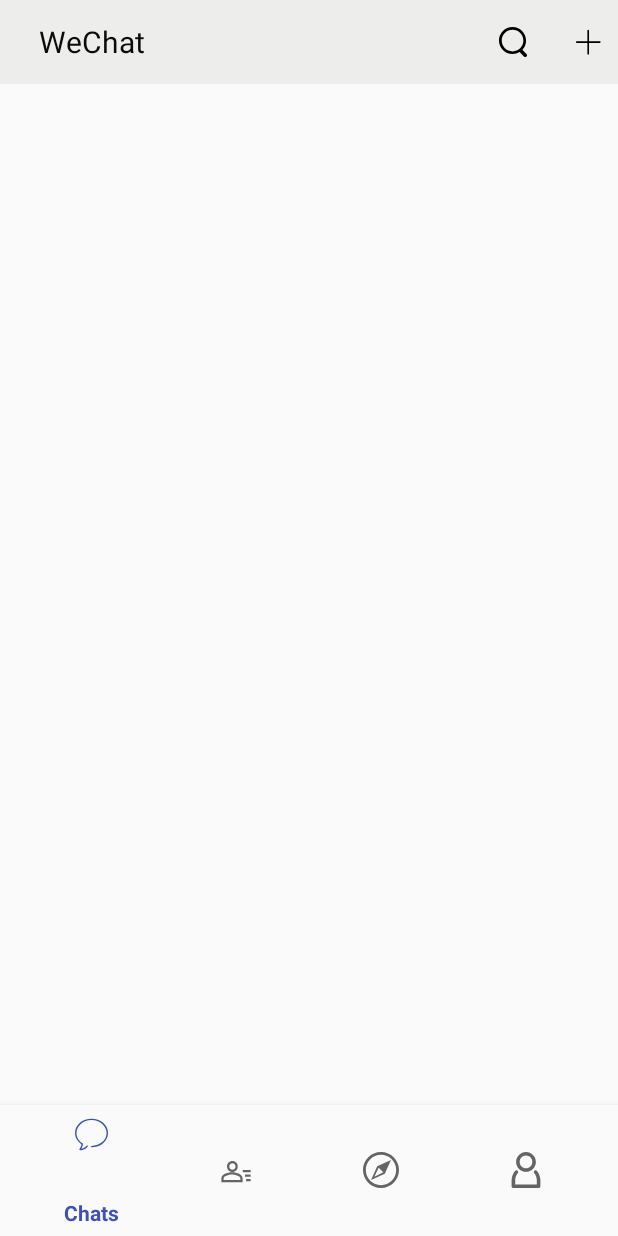
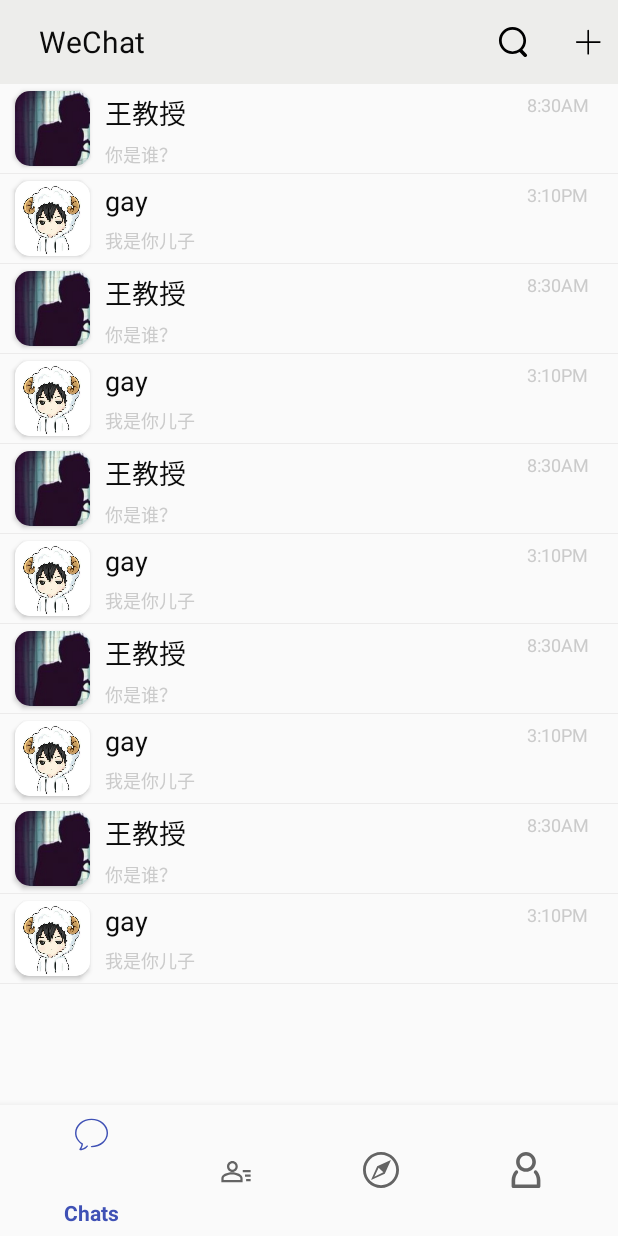
Before and after one commit to Wprofessor/WeChat, an Android app: the Chatsfragment screen opened directly, with no data from a screen before it, on a phone screen of 412 x 824 dp. Run offline under Robolectric (Android 15) with nearby library versions, the light colour scheme and no system bars; 4 statements that could not run were skipped.

Commit message:
Wprofessor commit.

```diff
--- /dev/null
+++ b/app/src/main/java/com/example/ewew/wechat/ChatsAdapter.java
@@ -0,0 +1,40 @@
+package com.example.ewew.wechat;
+
+import android.content.Context;
+import android.support.annotation.NonNull;
+import android.support.v7.widget.RecyclerView;
+import android.view.LayoutInflater;
+import android.view.View;
+import android.view.ViewGroup;
+
+import java.util.List;
+
+public class ChatsAdapter extends RecyclerView.Adapter<Chats_Holder> {
+
+    private List<Chats_Recycle> chats_recycles;
+    private Context context;
+
+    //构造器
+    public ChatsAdapter(List<Chats_Recycle> chats_recycles, Context context) {
+        this.chats_recycles = chats_recycles;
+        this.context = context;
+    }
+
+    @NonNull
+    @Override
+    public Chats_Holder onCreateViewHolder(@NonNull ViewGroup viewGroup, int i) {
+        View view = LayoutInflater.from(context).inflate(R.layout.chats_item,viewGroup,false);
+        Chats_Holder chats_holder = new Chats_Holder(view);
+        return chats_holder;
+    }
+
+    @Override
+    public void onBindViewHolder(@NonNull Chats_Holder chats_holder, int i) {
+        chats_holder.bindView(chats_recycles.get(i));
+    }
+
+    @Override
+    public int getItemCount() {
+        return chats_recycles.size();
+    }
+}
--- /dev/null
+++ b/app/src/main/java/com/example/ewew/wechat/Chats_Holder.java
@@ -0,0 +1,30 @@
+package com.example.ewew.wechat;
+
+import android.support.annotation.NonNull;
+import android.support.v7.widget.RecyclerView;
+import android.view.View;
+import android.widget.ImageView;
+import android.widget.TextView;
+
+public class Chats_Holder extends RecyclerView.ViewHolder {
+    private ImageView imageView;
+    private TextView textView_sign;
+    private TextView textView_content;
+    private TextView textView_time;
+
+    public Chats_Holder(@NonNull View itemView) {
+        super(itemView);
+        imageView = itemView.findViewById(R.id.chats_item_image);
+        textView_sign = itemView.findViewById(R.id.chats_item_sign);
+        textView_content = itemView.findViewById(R.id.chats_item_content);
+        textView_time = itemView.findViewById(R.id.chats_item_time);
+    }
+
+    //在Adapter中实现的方法
+    public void bindView(Chats_Recycle chats_recycle){
+        imageView.setImageResource(chats_recycle.getImage());
+        textView_sign.setText(chats_recycle.getSign_text());
+        textView_content.setText(chats_recycle.getContent_text());
+        textView_time.setText(chats_recycle.getTime_text());
+    }
+}
--- /dev/null
+++ b/app/src/main/java/com/example/ewew/wechat/Chats_Recycle.java
@@ -0,0 +1,47 @@
+package com.example.ewew.wechat;
+
+public class Chats_Recycle {
+    private int image;
+    private String sign_text;
+    private String content_text;
+    private String time_text;
+
+    public Chats_Recycle(int image, String sign_text, String content_text, String time_text) {
+        this.image = image;
+        this.sign_text = sign_text;
+        this.content_text = content_text;
+        this.time_text = time_text;
+    }
+
+    public int getImage() {
+        return image;
+    }
+
+    public void setImage(int image) {
+        this.image = image;
+    }
+
+    public String getSign_text() {
+        return sign_text;
+    }
+
+    public void setSign_text(String sign_text) {
+        this.sign_text = sign_text;
+    }
+
+    public String getContent_text() {
+        return content_text;
+    }
+
+    public void setContent_text(String content_text) {
+        this.content_text = content_text;
+    }
+
+    public String getTime_text() {
+        return time_text;
+    }
+
+    public void setTime_text(String time_text) {
+        this.time_text = time_text;
+    }
+}
--- a/app/src/main/java/com/example/ewew/wechat/Chatsfragment.java
+++ b/app/src/main/java/com/example/ewew/wechat/Chatsfragment.java
@@ -4,15 +4,87 @@
 import android.support.annotation.NonNull;
 import android.support.annotation.Nullable;
 import android.support.v4.app.Fragment;
+import android.support.v7.widget.LinearLayoutManager;
+import android.support.v7.widget.RecyclerView;
 import android.view.LayoutInflater;
 import android.view.View;
+import android.view.View.OnClickListener;
 import android.view.ViewGroup;
+import android.widget.ImageView;
+import android.widget.TextView;
+import android.widget.Toast;
+
+import java.util.ArrayList;
+import java.util.List;
 
 public class Chatsfragment extends Fragment {
+    private RecyclerView recyclerView;
+    private ChatsAdapter chatsAdapter;
+    private List<Chats_Recycle> chats_recycles;
+
+    private ImageView imageView;
+    private TextView textView_sign;
+    private TextView textView_content;
+    private TextView textView_time;
+
     @Nullable
     @Override
     public View onCreateView(@NonNull LayoutInflater inflater, @Nullable ViewGroup container, @Nullable Bundle savedInstanceState) {
-        View view = inflater.inflate(R.layout.chats_fragment,container,false);
+        View view = inflater.inflate(R.layout.chats_fragment, container, false);
+        recyclerView = view.findViewById(R.id.chats_recycleview);
+        initData();
+        chatsAdapter = new ChatsAdapter(chats_recycles, getContext());
+        //设置recycleview的布局管理器
+        recyclerView.setLayoutManager(new LinearLayoutManager(getContext()));
+        recyclerView.setAdapter(chatsAdapter);
+
+        //始化控件
+        imageView = (ImageView)view.findViewById(R.id.chats_item_image);
+        textView_sign = (TextView)view.findViewById(R.id.chats_item_sign);
+        textView_content = (TextView)view.findViewById(R.id.chats_item_content);
+        textView_time = (TextView)view.findViewById(R.id.chats_item_time);
         return view;
     }
+
+    @Override
+    public void onActivityCreated(@Nullable Bundle savedInstanceState) {
+        super.onActivityCreated(savedInstanceState);
+        imageView.setOnClickListener(new OnClickListener() {
+            @Override
+            public void onClick(View v) {
+                Toast.makeText(Chatsfragment.this,"敬请期待",Toast.LENGTH_SHORT).show();
+            }
+        });
+        textView_sign.setOnClickListener(new OnClickListener() {
+            @Override
+            public void onClick(View v) {
+
+            }
+        });
+        textView_content.setOnClickListener(new OnClickListener() {
+            @Override
+            public void onClick(View v) {
+
+            }
+        });
+        textView_time.setOnClickListener(new OnClickListener() {
+            @Override
+            public void onClick(View v) {
+
+            }
+        });
+    }
+
+
+    public void initData() {
+        chats_recycles = new ArrayList<>();
+        for (int i = 0; i < 10; i++) {
+            if (i % 2 == 0)
+                chats_recycles.add(new Chats_Recycle(R.drawable.head_photo,
+                        "王教授", "你是谁？", "8:30AM"));
+            else
+                chats_recycles.add(new Chats_Recycle(R.drawable.gay,
+                        "gay", "我是你儿子", "3:10PM"));
+        }
+    }
 }
--- a/app/src/main/java/com/example/ewew/wechat/Contactsfragment.java
+++ b/app/src/main/java/com/example/ewew/wechat/Contactsfragment.java
@@ -16,15 +16,15 @@
 public class Contactsfragment extends Fragment {
     private RecyclerView recyclerView;
     private ContactsAdapter contactsAdapter;
-    private List<contacts_recyle>contacts_recyles = new ArrayList<>();
+    private List<contacts_recyle>contacts_recyles ;
     @Nullable
     @Override
     public View onCreateView(@NonNull LayoutInflater inflater, @Nullable ViewGroup container, @Nullable Bundle savedInstanceState) {
         View view = inflater.inflate(R.layout.contacts_fragment,container,false);
         recyclerView = view.findViewById(R.id.contacts_recycleview);
 
-
-        contactsAdapter = new ContactsAdapter(initData(contacts_recyles),getContext());
+        initData();
+        contactsAdapter = new ContactsAdapter(contacts_recyles,getContext());
         // 设置recyclerview的布局管理器
         recyclerView.setLayoutManager(new LinearLayoutManager(getContext()));
         recyclerView.setAdapter(contactsAdapter);
@@ -32,11 +32,14 @@
         return view;
     }
 
-    public List<contacts_recyle> initData(List<contacts_recyle> contacts_recyles){
+    public void initData(){
+        contacts_recyles = new ArrayList<>();
         contacts_recyles.add(new contacts_recyle(R.drawable.ic_new_friends,"New Friends"));
         contacts_recyles.add(new contacts_recyle(R.drawable.ic_group_chats,"Group Chats"));
         contacts_recyles.add(new contacts_recyle(R.drawable.ic_tags,"Tags"));
         contacts_recyles.add(new contacts_recyle(R.drawable.ic_official_accounts,"Official Accounts"));
-        return contacts_recyles;
+        for (int i = 0; i < 10; i++) {
+            contacts_recyles.add(new contacts_recyle(R.drawable.head_photo,"王教授"));
+        }
     }
 }
--- a/app/src/main/java/com/example/ewew/wechat/WeChat.java
+++ b/app/src/main/java/com/example/ewew/wechat/WeChat.java
@@ -32,7 +32,6 @@
                     return true;
                 case R.id.Contacts_name:
                     fragmentManager.beginTransaction().replace(R.id.fragment_container,contactsFragment).commit();
-                    Log.e(TAG,"------------------------");
                     return true;
                 case R.id.Discover_name:
                     fragmentManager.beginTransaction().replace(R.id.fragment_container,discoverFragment).commit();
--- a/app/src/main/res/layout/chats_fragment.xml
+++ b/app/src/main/res/layout/chats_fragment.xml
@@ -19,24 +19,22 @@
                 android:layout_width="wrap_content"
                 android:layout_height="wrap_content"
                 android:layout_gravity="center"
+                android:layout_marginLeft="10dp"
                 android:text="WeChat"
-                android:layout_marginLeft="10dp"
-                android:textSize="20sp"
                 android:textColor="#0b0b0b"
-                />
+                android:textSize="20sp" />
 
             <LinearLayout
                 android:layout_width="match_parent"
                 android:layout_height="match_parent"
                 android:gravity="right"
-                android:orientation="horizontal"
-                >
+                android:orientation="horizontal">
 
                 <ImageView
                     android:layout_width="20dp"
                     android:layout_height="20dp"
+                    android:layout_gravity="center"
                     android:layout_marginRight="30dp"
-                    android:layout_gravity="center"
                     app:srcCompat="@drawable/ic_search" />
 
                 <ImageView
@@ -48,4 +46,9 @@
             </LinearLayout>
         </LinearLayout>
     </android.support.v7.widget.Toolbar>
+
+    <android.support.v7.widget.RecyclerView
+        android:id="@+id/chats_recycleview"
+        android:layout_width="match_parent"
+        android:layout_height="match_parent"></android.support.v7.widget.RecyclerView>
 </LinearLayout>
--- /dev/null
+++ b/app/src/main/res/layout/chats_item.xml
@@ -0,0 +1,75 @@
+<?xml version="1.0" encoding="utf-8"?>
+<LinearLayout xmlns:android="http://schemas.android.com/apk/res/android"
+    xmlns:app="http://schemas.android.com/apk/res-auto"
+    android:layout_width="match_parent"
+    android:layout_height="60dp"
+    android:orientation="vertical">
+
+    <LinearLayout
+        android:layout_width="match_parent"
+        android:layout_height="59dp"
+        android:orientation="horizontal">
+
+        <android.support.v7.widget.CardView
+            android:layout_width="50dp"
+            android:layout_height="50dp"
+            android:layout_marginLeft="10dp"
+            android:layout_gravity="center"
+            app:cardCornerRadius="10dp">
+
+            <ImageView
+                android:id="@+id/chats_item_image"
+                android:layout_width="match_parent"
+                android:layout_height="match_parent"
+                android:layout_gravity="center" />
+        </android.support.v7.widget.CardView>
+
+        <LinearLayout
+            android:layout_width="0dp"
+            android:layout_height="match_parent"
+            android:layout_weight="4"
+            android:orientation="vertical">
+
+            <TextView
+                android:id="@+id/chats_item_sign"
+                android:layout_width="wrap_content"
+                android:layout_height="wrap_content"
+                android:layout_marginLeft="10dp"
+                android:layout_marginTop="5dp"
+                android:textColor="#0b0b0b"
+                android:textSize="18sp"
+                />
+
+            <TextView
+                android:id="@+id/chats_item_content"
+                android:layout_width="wrap_content"
+                android:layout_height="wrap_content"
+                android:layout_marginLeft="10dp"
+                android:layout_marginTop="5dp"
+                android:textColor="#cbcbcb"
+                android:textSize="12sp" />
+        </LinearLayout>
+
+        <LinearLayout
+            android:layout_width="0dp"
+            android:layout_height="match_parent"
+            android:layout_weight="1"
+            android:orientation="vertical">
+
+            <TextView
+                android:id="@+id/chats_item_time"
+                android:layout_width="wrap_content"
+                android:layout_height="wrap_content"
+                android:layout_marginTop="5dp"
+                android:layout_marginLeft="10dp"
+                android:textColor="#cbcbcb"
+                android:textSize="12sp"
+                />
+        </LinearLayout>
+    </LinearLayout>
+
+    <LinearLayout
+        android:layout_width="match_parent"
+        android:layout_height="1dp"
+        android:background="#ecebeb"></LinearLayout>
+</LinearLayout>
--- a/app/src/main/res/layout/contacts_item.xml
+++ b/app/src/main/res/layout/contacts_item.xml
@@ -1,20 +1,30 @@
 <?xml version="1.0" encoding="utf-8"?>
 <LinearLayout xmlns:android="http://schemas.android.com/apk/res/android"
+    xmlns:app="http://schemas.android.com/apk/res-auto"
     android:layout_width="match_parent"
-    android:layout_height="70dp"
+    android:layout_height="55dp"
     android:orientation="vertical">
 
     <LinearLayout
         android:layout_width="match_parent"
-        android:layout_height="69dp"
+        android:layout_height="49dp"
         android:orientation="horizontal">
 
-        <ImageView
-            android:id="@+id/contacts_item_image"
-            android:layout_width="30dp"
-            android:layout_height="30dp"
-            android:layout_gravity="center"
-            android:layout_marginLeft="10dp" />
+
+        <android.support.v7.widget.CardView
+            android:layout_width="40dp"
+            android:layout_height="40dp"
+            android:layout_marginLeft="10dp"
+            app:cardCornerRadius="10dp"
+            >
+
+            <ImageView
+                android:id="@+id/contacts_item_image"
+                android:layout_width="40dp"
+                android:layout_height="40dp"
+                android:layout_gravity="center"
+                android:background="#f5bf2b"/>
+        </android.support.v7.widget.CardView>
 
         <TextView
             android:id="@+id/contacts_item_text"
```
Also changed, not shown: app/src/main/res/drawable/gay.jpg (added).
